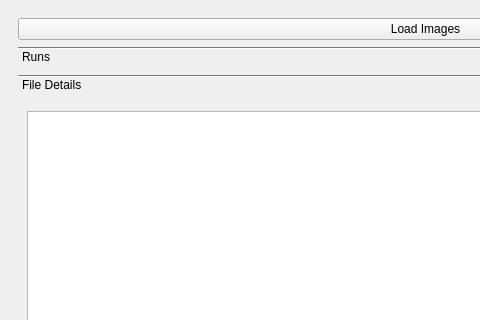
Qt form image_loader_dockwidget_base.ui (Drew973/PTS_image_loader) before a commit; both pictures show x 0 to 480 and y 0 to 320 of the 851 by 688 pixel window.
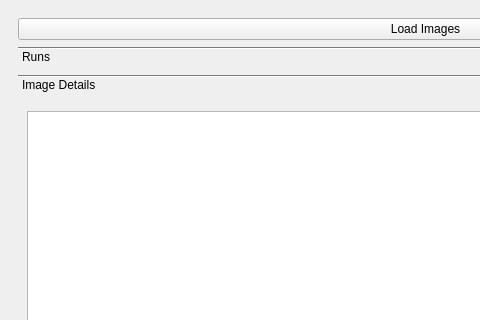
The same form after that commit. The open tabs and pages were chosen to show the change. Custom widgets are drawn as their Qt base class.

The edit to the form file:
```diff
--- a/image_loader_dockwidget_base.ui
+++ b/image_loader_dockwidget_base.ui
@@ -61,7 +61,7 @@
            </rect>
           </property>
           <attribute name="label">
-           <string>File Details</string>
+           <string>Image Details</string>
           </attribute>
           <layout class="QVBoxLayout" name="verticalLayout_4">
            <item>
```
Left out of the diff: 12 changed lines with no effect on the pictures.
